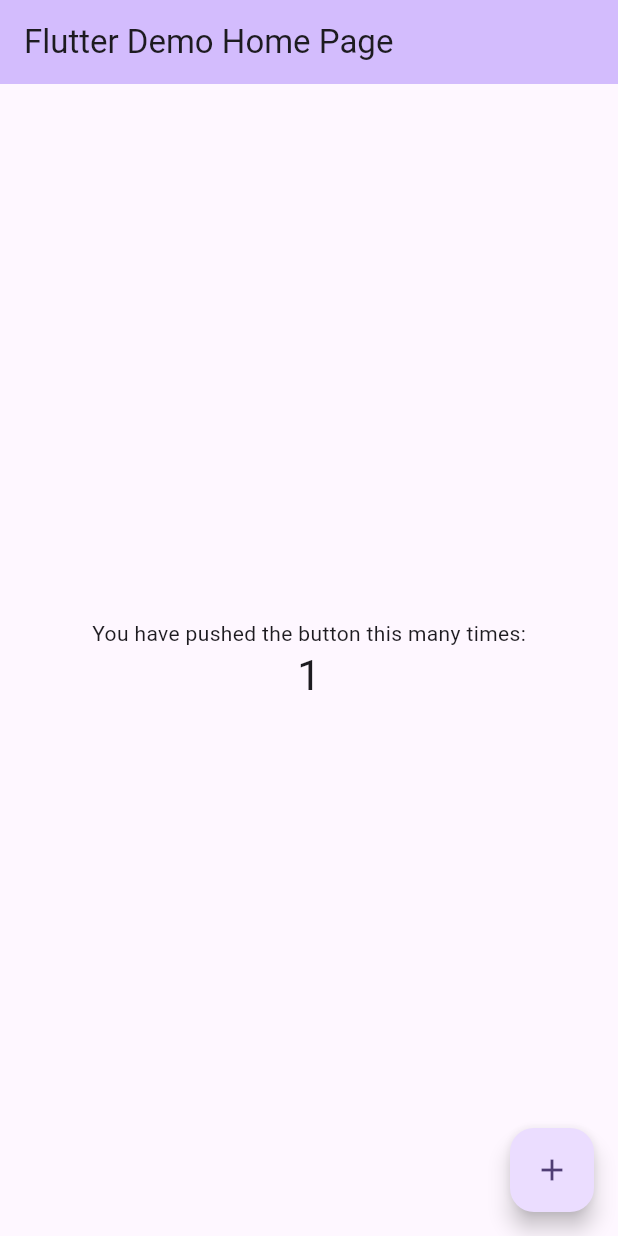
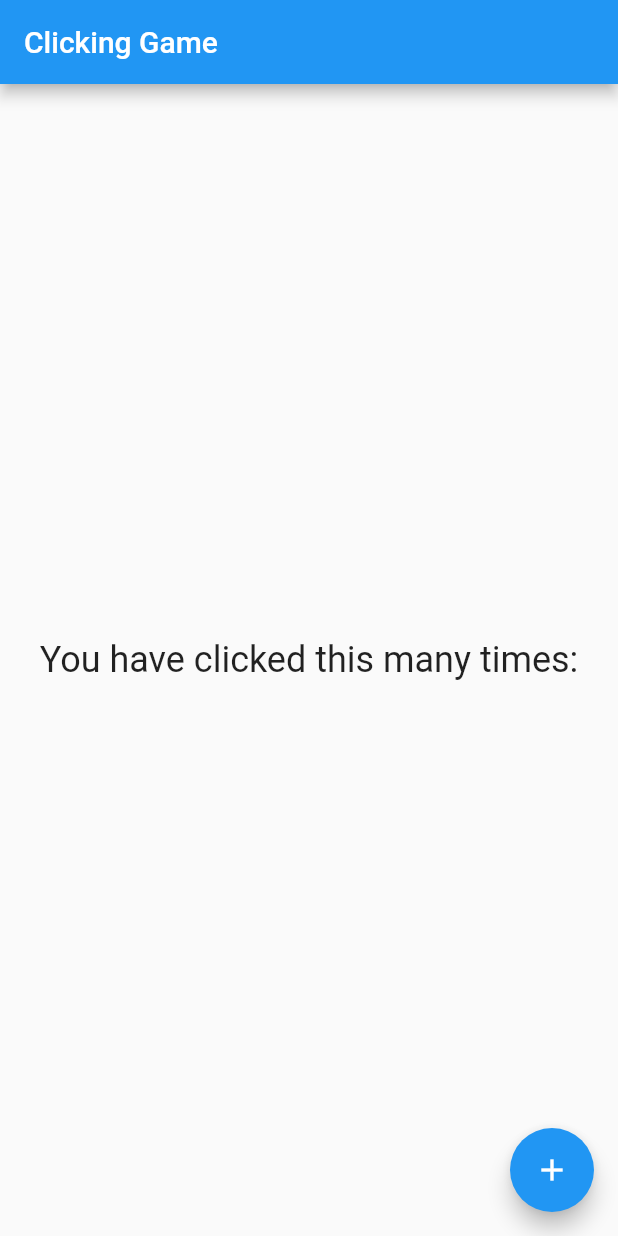
Before and after one commit to songyang-dev/vanier-mobile-stateful-widget, a Flutter app: the screen it shows after launch, after a tap on the "add" icon, on a phone screen of 412 x 824 dp. Run offline on Flutter 3.47's test engine with Material 2 defaults, Android fonts, the phone set to English and light mode, and no system bars.

Commit message:
Non-interactive base UI

```diff
--- a/lib/main.dart
+++ b/lib/main.dart
@@ -1,125 +1,30 @@
 import 'package:flutter/material.dart';
 
-void main() {
-  runApp(const MyApp());
+void main(List<String> args) {
+  runApp(const ClickingGame());
 }
 
-class MyApp extends StatelessWidget {
-  const MyApp({super.key});
+class ClickingGame extends StatelessWidget {
+  const ClickingGame({super.key});
 
-  // This widget is the root of your application.
   @override
   Widget build(BuildContext context) {
     return MaterialApp(
-      title: 'Flutter Demo',
-      theme: ThemeData(
-        // This is the theme of your application.
-        //
-        // TRY THIS: Try running your application with "flutter run". You'll see
-        // the application has a blue toolbar. Then, without quitting the app,
-        // try changing the seedColor in the colorScheme below to Colors.green
-        // and then invoke "hot reload" (save your changes or press the "hot
-        // reload" button in a Flutter-supported IDE, or press "r" if you used
-        // the command line to start the app).
-        //
-        // Notice that the counter didn't reset back to zero; the application
-        // state is not lost during the reload. To reset the state, use hot
-        // restart instead.
-        //
-        // This works for code too, not just values: Most code changes can be
-        // tested with just a hot reload.
-        colorScheme: ColorScheme.fromSeed(seedColor: Colors.deepPurple),
-        useMaterial3: true,
+      home: Scaffold(
+        appBar: AppBar(
+          title: const Text("Clicking Game"),
+        ),
+        floatingActionButton: FloatingActionButton(
+          child: const Icon(Icons.add),
+          onPressed: () {},
+        ),
+        body: Center(
+          child: Text(
+            "You have clicked this many times:",
+            style: Theme.of(context).textTheme.headlineSmall,
+          ),
+        ),
       ),
-      home: const MyHomePage(title: 'Flutter Demo Home Page'),
     );
   }
 }
-
-class MyHomePage extends StatefulWidget {
-  const MyHomePage({super.key, required this.title});
-
-  // This widget is the home page of your application. It is stateful, meaning
-  // that it has a State object (defined below) that contains fields that affect
-  // how it looks.
-
-  // This class is the configuration for the state. It holds the values (in this
-  // case the title) provided by the parent (in this case the App widget) and
-  // used by the build method of the State. Fields in a Widget subclass are
-  // always marked "final".
-
-  final String title;
-
-  @override
-  State<MyHomePage> createState() => _MyHomePageState();
-}
-
-class _MyHomePageState extends State<MyHomePage> {
-  int _counter = 0;
-
-  void _incrementCounter() {
-    setState(() {
-      // This call to setState tells the Flutter framework that something has
-      // changed in this State, which causes it to rerun the build method below
-      // so that the display can reflect the updated values. If we changed
-      // _counter without calling setState(), then the build method would not be
-      // called again, and so nothing would appear to happen.
-      _counter++;
-    });
-  }
-
-  @override
-  Widget build(BuildContext context) {
-    // This method is rerun every time setState is called, for instance as done
-    // by the _incrementCounter method above.
-    //
-    // The Flutter framework has been optimized to make rerunning build methods
-    // fast, so that you can just rebuild anything that needs updating rather
-    // than having to individually change instances of widgets.
-    return Scaffold(
-      appBar: AppBar(
-        // TRY THIS: Try changing the color here to a specific color (to
-        // Colors.amber, perhaps?) and trigger a hot reload to see the AppBar
-        // change color while the other colors stay the same.
-        backgroundColor: Theme.of(context).colorScheme.inversePrimary,
-        // Here we take the value from the MyHomePage object that was created by
-        // the App.build method, and use it to set our appbar title.
-        title: Text(widget.title),
-      ),
-      body: Center(
-        // Center is a layout widget. It takes a single child and positions it
-        // in the middle of the parent.
-        child: Column(
-          // Column is also a layout widget. It takes a list of children and
-          // arranges them vertically. By default, it sizes itself to fit its
-          // children horizontally, and tries to be as tall as its parent.
-          //
-          // Column has various properties to control how it sizes itself and
-          // how it positions its children. Here we use mainAxisAlignment to
-          // center the children vertically; the main axis here is the vertical
-          // axis because Columns are vertical (the cross axis would be
-          // horizontal).
-          //
-          // TRY THIS: Invoke "debug painting" (choose the "Toggle Debug Paint"
-          // action in the IDE, or press "p" in the console), to see the
-          // wireframe for each widget.
-          mainAxisAlignment: MainAxisAlignment.center,
-          children: <Widget>[
-            const Text(
-              'You have pushed the button this many times:',
-            ),
-            Text(
-              '$_counter',
-              style: Theme.of(context).textTheme.headlineMedium,
-            ),
-          ],
-        ),
-      ),
-      floatingActionButton: FloatingActionButton(
-        onPressed: _incrementCounter,
-        tooltip: 'Increment',
-        child: const Icon(Icons.add),
-      ), // This trailing comma makes auto-formatting nicer for build methods.
-    );
-  }
-}
```
Also changed, not shown: 1 other file.
